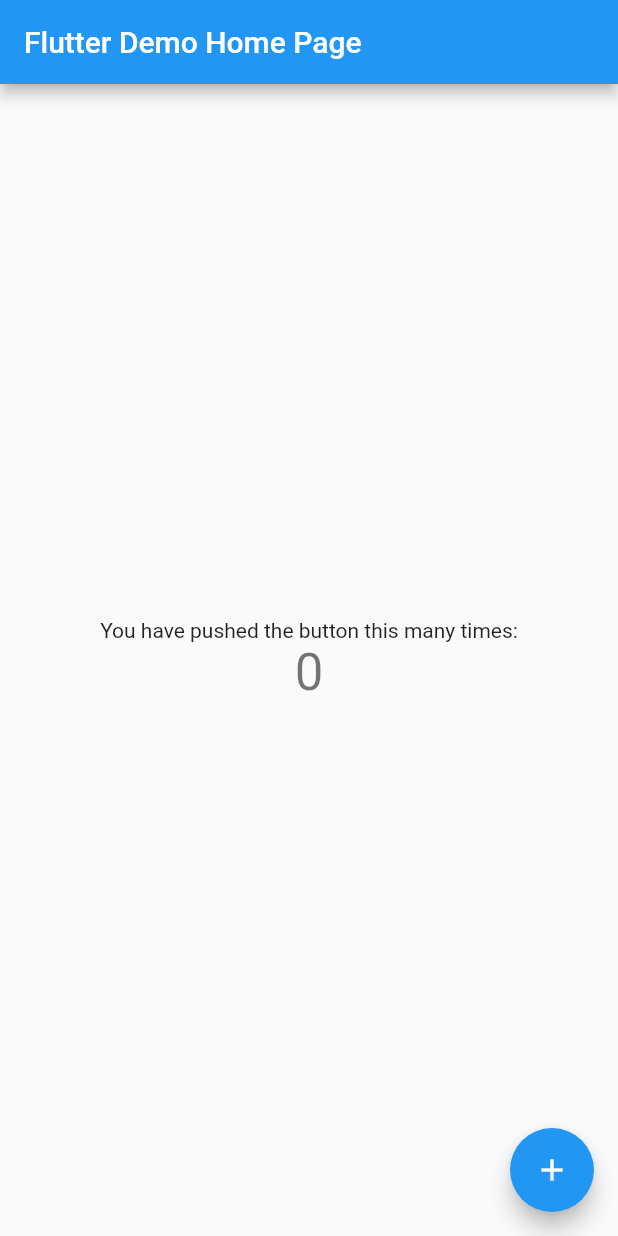
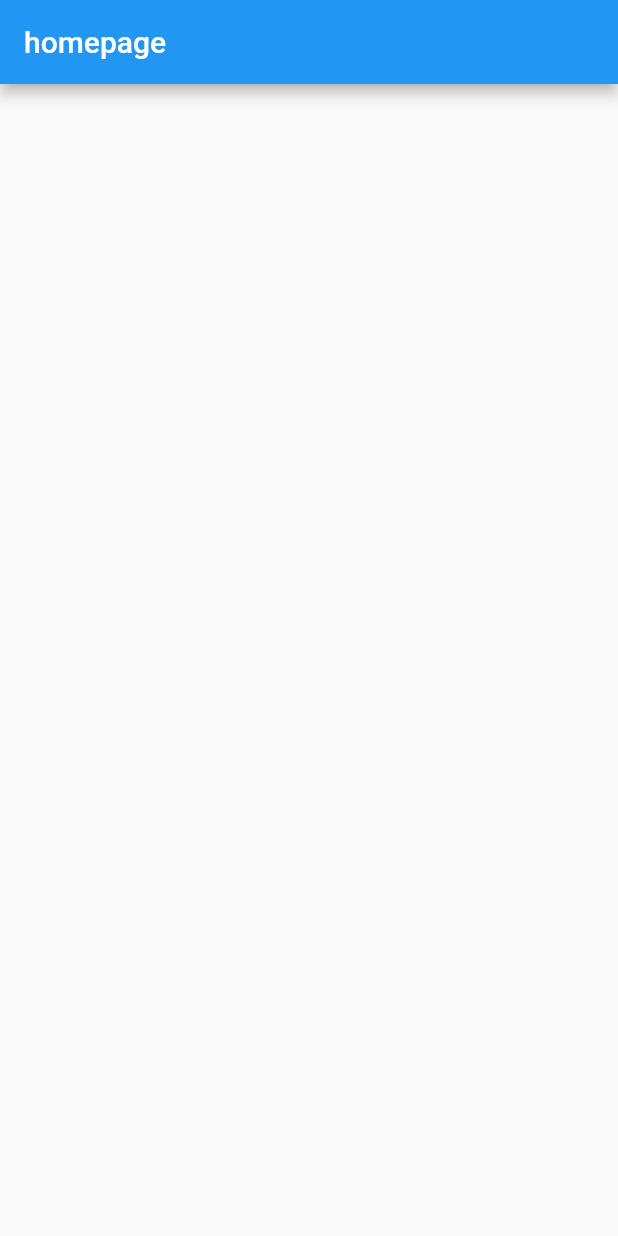
Before and after one commit to Muhammad-Tayyab67/meripyariapp, a Flutter app: the screen it shows after launch, on a phone screen of 412 x 824 dp. Run offline on Flutter 3.47's test engine with Material 2 defaults, Android fonts, the light colour scheme and no system bars.

Commit message:
chap1 complete

```diff
--- a/lib/main.dart
+++ b/lib/main.dart
@@ -1,115 +1,21 @@
 import 'package:flutter/material.dart';
 
 void main() {
-  runApp(const MyApp());
+  runApp(MaterialApp(
+    title: "meriapp",
+    home: Homepage(),
+  ));
 }
 
-class MyApp extends StatelessWidget {
-  const MyApp({Key? key}) : super(key: key);
+class Homepage extends StatelessWidget {
+  const Homepage({Key? key}) : super(key: key);
 
-  // This widget is the root of your application.
   @override
   Widget build(BuildContext context) {
-    return MaterialApp(
-      title: 'Flutter Demo',
-      theme: ThemeData(
-        // This is the theme of your application.
-        //
-        // Try running your application with "flutter run". You'll see the
-        // application has a blue toolbar. Then, without quitting the app, try
-        // changing the primarySwatch below to Colors.green and then invoke
-        // "hot reload" (press "r" in the console where you ran "flutter run",
-        // or simply save your changes to "hot reload" in a Flutter IDE).
-        // Notice that the counter didn't reset back to zero; the application
-        // is not restarted.
-        primarySwatch: Colors.blue,
+    return Scaffold(
+      appBar: AppBar(
+        title: Text("homepage"),
       ),
-      home: const MyHomePage(title: 'Flutter Demo Home Page'),
     );
   }
 }
-
-class MyHomePage extends StatefulWidget {
-  const MyHomePage({Key? key, required this.title}) : super(key: key);
-
-  // This widget is the home page of your application. It is stateful, meaning
-  // that it has a State object (defined below) that contains fields that affect
-  // how it looks.
-
-  // This class is the configuration for the state. It holds the values (in this
-  // case the title) provided by the parent (in this case the App widget) and
-  // used by the build method of the State. Fields in a Widget subclass are
-  // always marked "final".
-
-  final String title;
-
-  @override
-  State<MyHomePage> createState() => _MyHomePageState();
-}
-
-class _MyHomePageState extends State<MyHomePage> {
-  int _counter = 0;
-
-  void _incrementCounter() {
-    setState(() {
-      // This call to setState tells the Flutter framework that something has
-      // changed in this State, which causes it to rerun the build method below
-      // so that the display can reflect the updated values. If we changed
-      // _counter without calling setState(), then the build method would not be
-      // called again, and so nothing would appear to happen.
-      _counter++;
-    });
-  }
-
-  @override
-  Widget build(BuildContext context) {
-    // This method is rerun every time setState is called, for instance as done
-    // by the _incrementCounter method above.
-    //
-    // The Flutter framework has been optimized to make rerunning build methods
-    // fast, so that you can just rebuild anything that needs updating rather
-    // than having to individually change instances of widgets.
-    return Scaffold(
-      appBar: AppBar(
-        // Here we take the value from the MyHomePage object that was created by
-        // the App.build method, and use it to set our appbar title.
-        title: Text(widget.title),
-      ),
-      body: Center(
-        // Center is a layout widget. It takes a single child and positions it
-        // in the middle of the parent.
-        child: Column(
-          // Column is also a layout widget. It takes a list of children and
-          // arranges them vertically. By default, it sizes itself to fit its
-          // children horizontally, and tries to be as tall as its parent.
-          //
-          // Invoke "debug painting" (press "p" in the console, choose the
-          // "Toggle Debug Paint" action from the Flutter Inspector in Android
-          // Studio, or the "Toggle Debug Paint" command in Visual Studio Code)
-          // to see the wireframe for each widget.
-          //
-          // Column has various properties to control how it sizes itself and
-          // how it positions its children. Here we use mainAxisAlignment to
-          // center the children vertically; the main axis here is the vertical
-          // axis because Columns are vertical (the cross axis would be
-          // horizontal).
-          mainAxisAlignment: MainAxisAlignment.center,
-          children: <Widget>[
-            const Text(
-              'You have pushed the button this many times:',
-            ),
-            Text(
-              '$_counter',
-              style: Theme.of(context).textTheme.headline4,
-            ),
-          ],
-        ),
-      ),
-      floatingActionButton: FloatingActionButton(
-        onPressed: _incrementCounter,
-        tooltip: 'Increment',
-        child: const Icon(Icons.add),
-      ), // This trailing comma makes auto-formatting nicer for build methods.
-    );
-  }
-}
```
